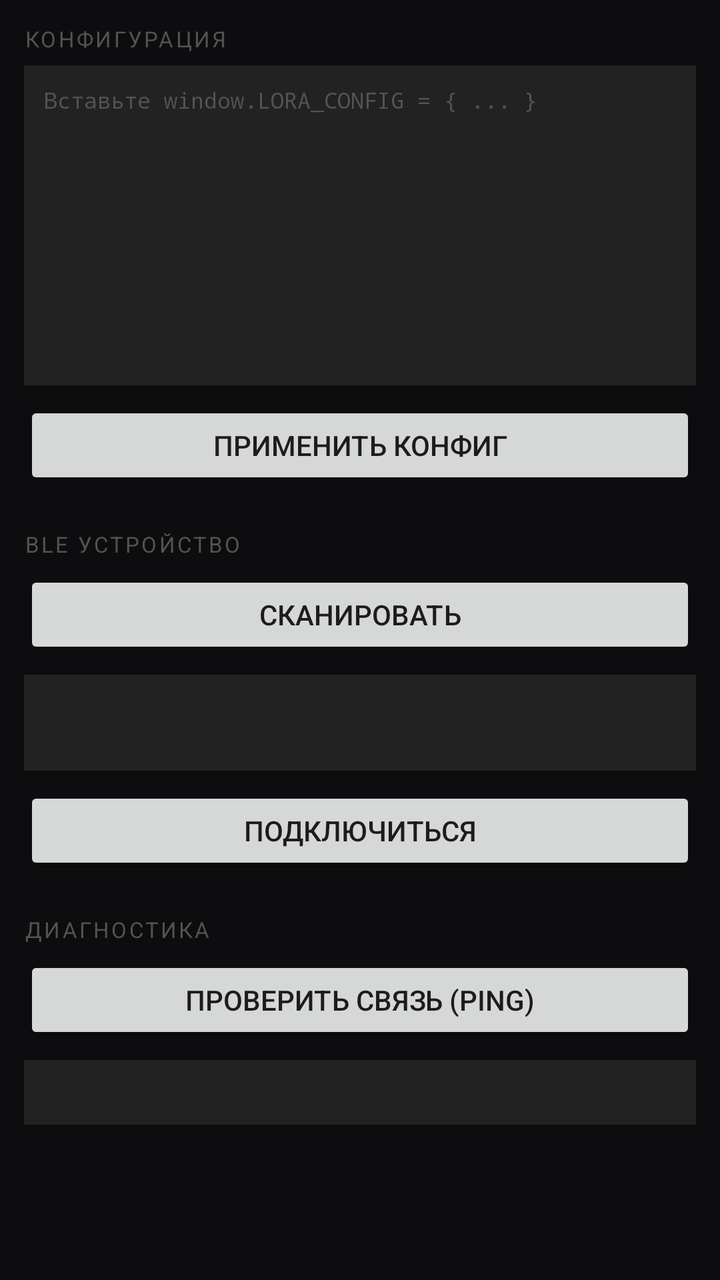
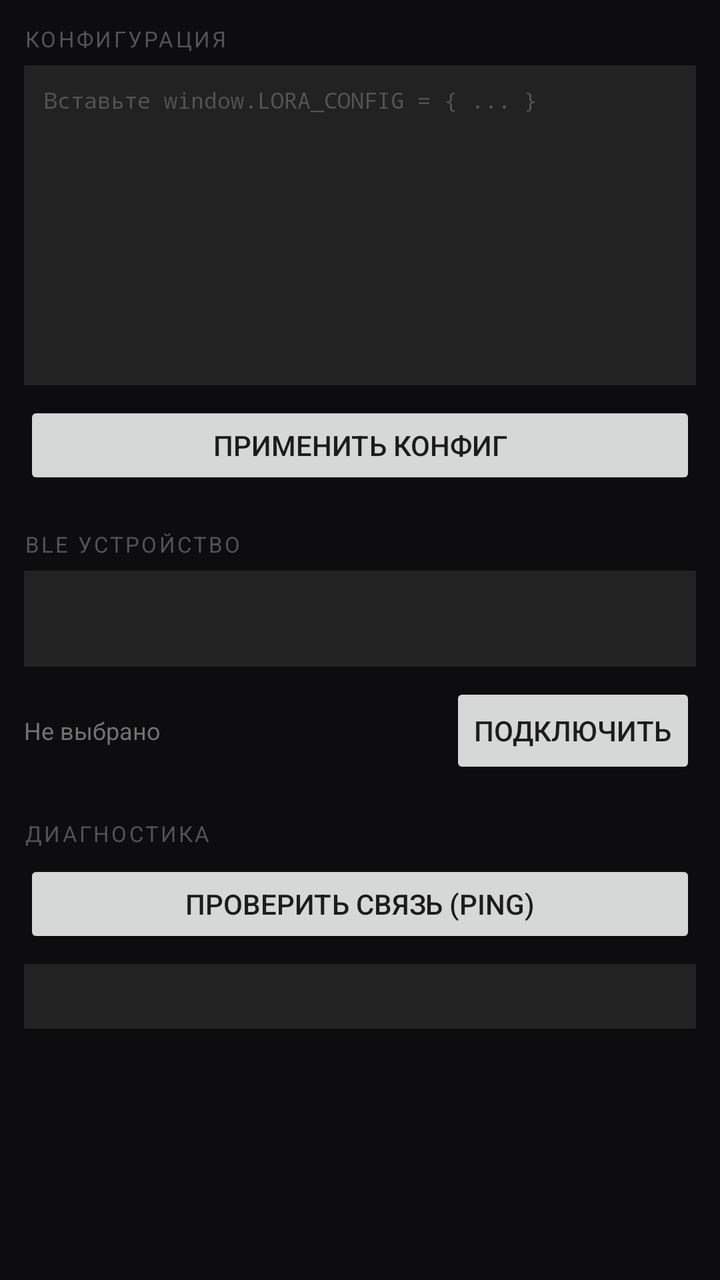

Compare the two renders of this Android layout. The source of the first and the diff that turns it into the second are given below.
<!-- AndroidManifest.xml: application theme Theme.LoRemote -->
<!-- res/layout/fragment_settings.xml -->
<?xml version="1.0" encoding="utf-8"?>
<ScrollView xmlns:android="http://schemas.android.com/apk/res/android"
    android:layout_width="match_parent"
    android:layout_height="match_parent"
    android:background="@color/bg_dark"
    android:padding="12dp">

    <LinearLayout
        android:layout_width="match_parent"
        android:layout_height="wrap_content"
        android:orientation="vertical">

        
        <TextView
            android:layout_width="match_parent"
            android:layout_height="wrap_content"
            android:text="КОНФИГУРАЦИЯ"
            android:textSize="11sp"
            android:textColor="@color/gray_600"
            android:letterSpacing="0.1"
            android:layout_marginBottom="6dp"/>

        <EditText
            android:id="@+id/etConfig"
            android:layout_width="match_parent"
            android:layout_height="160dp"
            android:hint="Вставьте window.LORA_CONFIG = { ... }"
            android:textSize="11sp"
            android:fontFamily="monospace"
            android:textColor="@color/gray_300"
            android:textColorHint="@color/gray_600"
            android:background="@color/bg_elevated"
            android:padding="10dp"
            android:gravity="top"
            android:inputType="textMultiLine"
            android:layout_marginBottom="8dp"/>

        <Button
            android:id="@+id/btnApplyConfig"
            android:layout_width="match_parent"
            android:layout_height="44dp"
            android:text="Применить конфиг"
            android:layout_marginBottom="20dp"/>

        
        <TextView
            android:layout_width="match_parent"
            android:layout_height="wrap_content"
            android:text="BLE УСТРОЙСТВО"
            android:textSize="11sp"
            android:textColor="@color/gray_600"
            android:letterSpacing="0.1"
            android:layout_marginBottom="6dp"/>

        <Button
            android:id="@+id/btnScan"
            android:layout_width="match_parent"
            android:layout_height="44dp"
            android:text="Сканировать"
            android:layout_marginBottom="8dp"/>

        <Spinner
            android:id="@+id/spinnerDevices"
            android:layout_width="match_parent"
            android:layout_height="48dp"
            android:background="@color/bg_elevated"
            android:layout_marginBottom="8dp"/>

        <Button
            android:id="@+id/btnConnect"
            android:layout_width="match_parent"
            android:layout_height="44dp"
            android:text="Подключиться"
            android:layout_marginBottom="20dp"/>

        
        <TextView
            android:layout_width="match_parent"
            android:layout_height="wrap_content"
            android:text="ДИАГНОСТИКА"
            android:textSize="11sp"
            android:textColor="@color/gray_600"
            android:letterSpacing="0.1"
            android:layout_marginBottom="6dp"/>

        <Button
            android:id="@+id/btnPing"
            android:layout_width="match_parent"
            android:layout_height="44dp"
            android:text="Проверить связь (PING)"
            android:layout_marginBottom="8dp"/>

        <TextView
            android:id="@+id/tvPingResult"
            android:layout_width="match_parent"
            android:layout_height="wrap_content"
            android:textSize="12sp"
            android:fontFamily="monospace"
            android:textColor="@color/gray_500"
            android:padding="8dp"
            android:background="@color/bg_elevated"/>

    </LinearLayout>
</ScrollView>
<!-- resources referenced by this layout -->
<resources>
  <color name="bg_dark">#0D0D0F</color>
  <color name="bg_elevated">#222222</color>
  <color name="gray_300">#D1D1D1</color>
  <color name="gray_500">#737373</color>
  <color name="gray_600">#535353</color>
  <style name="Theme.LoRemote" parent="Theme.MaterialComponents.DayNight.NoActionBar">
          <item name="colorPrimary">@color/gray_400</item>
          <item name="colorOnPrimary">@color/bg_dark</item>
          <item name="android:statusBarColor">@color/bg_dark</item>
          <item name="android:navigationBarColor">@color/bg_card</item>
          <item name="materialButtonStyle">@style/Widget.LoRemote.Button</item>
      </style>
  <color name="gray_400">#A2A2A2</color>
  <color name="bg_card">#1A1A1A</color>
  <style name="Widget.LoRemote.Button" parent="Widget.MaterialComponents.Button">
          <item name="backgroundTint">@color/bg_elevated</item>
          <item name="cornerRadius">8dp</item>
          <item name="android:textColor">@color/gray_200</item>
          <item name="android:textSize">13sp</item>
          <item name="android:fontFamily">sans-serif-medium</item>
      </style>
  <color name="gray_200">#E2E2E2</color>
</resources>

<!-- the commit's change to res/layout/fragment_settings.xml (unified diff, before → after) -->
@@ -52,13 +52,6 @@
             android:letterSpacing="0.1"
             android:layout_marginBottom="6dp"/>
 
-        <Button
-            android:id="@+id/btnScan"
-            android:layout_width="match_parent"
-            android:layout_height="44dp"
-            android:text="Сканировать"
-            android:layout_marginBottom="8dp"/>
-
         <Spinner
             android:id="@+id/spinnerDevices"
             android:layout_width="match_parent"
@@ -66,12 +59,31 @@
             android:background="@color/bg_elevated"
             android:layout_marginBottom="8dp"/>
 
-        <Button
-            android:id="@+id/btnConnect"
+        <LinearLayout
             android:layout_width="match_parent"
-            android:layout_height="44dp"
-            android:text="Подключиться"
-            android:layout_marginBottom="20dp"/>
+            android:layout_height="wrap_content"
+            android:orientation="horizontal"
+            android:gravity="center_vertical"
+            android:layout_marginBottom="20dp">
+
+            <TextView
+                android:id="@+id/tvDeviceStatus"
+                android:layout_width="0dp"
+                android:layout_height="wrap_content"
+                android:layout_weight="1"
+                android:text="Не выбрано"
+                android:textSize="12sp"
+                android:textColor="@color/gray_500"
+                android:layout_marginEnd="8dp"/>
+
+            <Button
+                android:id="@+id/btnConnect"
+                android:layout_width="wrap_content"
+                android:layout_height="48dp"
+                android:text="Подключить"
+                android:paddingStart="12dp"
+                android:paddingEnd="12dp"/>
+        </LinearLayout>
 
         
         <TextView
